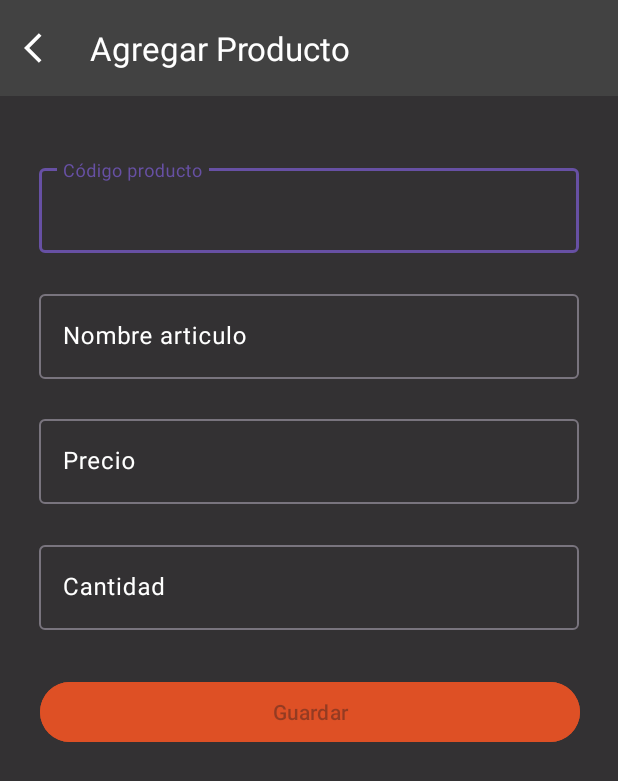
After one commit to DSMovil/equipo3inventory, an Android app: the layout layout_agregar.xml on its own in the app's theme, with its tools: preview values and no code run, on a phone screen of 412 x 824 dp. The commit adds this screen. Shown: the top 781 px of the screen. Run offline under Robolectric (Android 15) with nearby library versions, the phone set to English and light mode, and no system bars.

Commit message:
adición provisional a ventana agregar producto

```diff
--- a/app/src/main/AndroidManifest.xml
+++ b/app/src/main/AndroidManifest.xml
@@ -1,7 +1,8 @@
 <?xml version="1.0" encoding="utf-8"?>
 <manifest xmlns:android="http://schemas.android.com/apk/res/android"
     xmlns:tools="http://schemas.android.com/tools">
-    <uses-permission android:name="android.permission.INTERNET"></uses-permission>
+
+    <uses-permission android:name="android.permission.INTERNET" />
 
     <application
         android:allowBackup="true"
@@ -13,6 +14,9 @@
         android:supportsRtl="true"
         android:theme="@style/Theme.InventoryApp"
         tools:targetApi="31">
+        <activity
+            android:name=".view.Agregar"
+            android:exported="false" />
         <activity
             android:name=".view.Login"
             android:exported="true">
--- /dev/null
+++ b/app/src/main/java/com/example/inventoryapp/view/Agregar.kt
@@ -0,0 +1,42 @@
+package com.example.inventoryapp.view
+
+import android.content.Intent
+import androidx.appcompat.app.AppCompatActivity
+import android.os.Bundle
+import androidx.activity.OnBackPressedCallback
+import com.example.inventoryapp.R
+import com.example.inventoryapp.databinding.ActivityAgregarBinding
+import com.example.inventoryapp.databinding.ActivityLoginBinding
+import com.example.inventoryapp.databinding.ActivityMainBinding
+
+class Agregar : AppCompatActivity() {
+    private lateinit var binding: ActivityAgregarBinding
+    override fun onCreate(savedInstanceState: Bundle?) {
+        super.onCreate(savedInstanceState)
+        setContentView(R.layout.activity_agregar)
+
+
+        //se utiliza viewbinding
+        binding = ActivityAgregarBinding.inflate(layoutInflater)
+        setContentView(binding.root)
+
+        binding.toolbarElementos.setNavigationOnClickListener {
+            val intent = Intent(this@Agregar, MainActivity::class.java)
+            startActivity(intent)
+            finish()
+        }
+
+        onBackPressedDispatcher.addCallback(this, object : OnBackPressedCallback(true){
+            override fun handleOnBackPressed() {
+                val intent = Intent(this@Agregar, MainActivity::class.java)
+                startActivity(intent)
+                finish()
+            }
+
+
+        })
+
+
+
+    }
+}
--- a/app/src/main/java/com/example/inventoryapp/view/MainActivity.kt
+++ b/app/src/main/java/com/example/inventoryapp/view/MainActivity.kt
@@ -4,6 +4,7 @@ import android.content.Context
 import android.content.Intent
 import androidx.appcompat.app.AppCompatActivity
 import android.os.Bundle
+import androidx.fragment.app.Fragment
 import com.example.inventoryapp.R
 import com.example.inventoryapp.databinding.ActivityLoginBinding
 import com.example.inventoryapp.databinding.ActivityMainBinding
@@ -31,5 +32,22 @@ class MainActivity : AppCompatActivity() {
             editor.clear()
             editor.apply()
         }
+
+        binding.btnAgregar.setOnClickListener{
+
+            val intent = Intent(this@MainActivity, Agregar::class.java)
+            startActivity(intent)
+            finish()
+
+        }
     }
+/*
+    private fun cambiarFragment(fragment : Fragment) {
+        val fragmentManager = supportFragmentManager
+        val fragmentTransaction = fragmentManager.beginTransaction()
+        fragmentTransaction.replace(R.id.fragmentContainer,fragment)
+        fragmentTransaction.commit()
+    }
+
+ */
 }
--- a/app/src/main/res/layout/fragment_agregar.xml
+++ b/app/src/main/res/layout/activity_agregar.xml
@@ -8,7 +8,7 @@
 
 
     <com.google.android.material.appbar.AppBarLayout
-        android:id="@+id/appBarLayout"
+        android:id="@+id/barraLayout"
         android:layout_width="match_parent"
         android:layout_height="wrap_content"
         app:layout_constraintEnd_toEndOf="parent"
@@ -16,6 +16,7 @@
         app:layout_constraintTop_toTopOf="parent">
 
         <com.google.android.material.appbar.MaterialToolbar
+            android:id="@+id/toolbarElementos"
             android:layout_width="match_parent"
             android:layout_height="?attr/actionBarSize"
             android:background="@color/darkgray"
@@ -129,14 +130,15 @@
         android:id="@+id/btnGuardar"
         android:layout_width="360dp"
         android:layout_height="48dp"
-        android:text="Guardar"
         android:backgroundTint="@color/orange"
         android:enabled="false"
+        android:text="Guardar"
         app:layout_constraintBottom_toBottomOf="parent"
         app:layout_constraintEnd_toEndOf="parent"
+        app:layout_constraintHorizontal_bias="0.509"
         app:layout_constraintStart_toStartOf="parent"
-        app:layout_constraintTop_toTopOf="@+id/appBarLayout"
-        app:layout_constraintVertical_bias="0.58" />
+        app:layout_constraintTop_toTopOf="parent"
+        app:layout_constraintVertical_bias="0.581" />
 
 
 </androidx.constraintlayout.widget.ConstraintLayout>
--- a/app/src/main/res/layout/activity_main.xml
+++ b/app/src/main/res/layout/activity_main.xml
@@ -6,6 +6,12 @@
     android:layout_height="match_parent"
     android:background="@color/black"
     tools:context=".view.MainActivity">
+
+    <androidx.fragment.app.FragmentContainerView
+        android:layout_width="match_parent"
+        android:layout_height="match_parent"
+        android:id="@+id/fragmentContainer">
+    </androidx.fragment.app.FragmentContainerView>
 
     <androidx.appcompat.widget.Toolbar
         android:id="@+id/toolbar"
@@ -46,7 +52,7 @@
         app:layout_constraintVertical_bias="0.6" />
 
     <ImageView
-        android:id="@+id/agregar"
+        android:id="@+id/btnAgregar"
         android:layout_width="75dp"
         android:layout_height="75dp"
         android:src="@drawable/add"
--- /dev/null
+++ b/app/src/main/res/layout/layout_agregar.xml
@@ -0,0 +1,144 @@
+<?xml version="1.0" encoding="utf-8"?>
+<androidx.constraintlayout.widget.ConstraintLayout xmlns:android="http://schemas.android.com/apk/res/android"
+    xmlns:app="http://schemas.android.com/apk/res-auto"
+    xmlns:tools="http://schemas.android.com/tools"
+    android:layout_width="match_parent"
+    android:layout_height="match_parent"
+    android:background="@color/black">
+
+
+    <com.google.android.material.appbar.AppBarLayout
+        android:id="@+id/barraLayout"
+        android:layout_width="match_parent"
+        android:layout_height="wrap_content"
+        app:layout_constraintEnd_toEndOf="parent"
+        app:layout_constraintStart_toStartOf="parent"
+        app:layout_constraintTop_toTopOf="parent">
+
+        <com.google.android.material.appbar.MaterialToolbar
+            android:id="@+id/toolbarElementos"
+            android:layout_width="match_parent"
+            android:layout_height="?attr/actionBarSize"
+            android:background="@color/darkgray"
+            app:navigationIcon="@drawable/baseline_arrow_back_ios_24"
+            app:title="Agregar Producto"
+            app:titleTextColor="@color/white">
+
+        </com.google.android.material.appbar.MaterialToolbar>
+    </com.google.android.material.appbar.AppBarLayout>
+
+
+    <!-- campo codigo -->
+    <com.google.android.material.textfield.TextInputLayout
+        android:id="@+id/codigoLayout"
+        android:layout_width="360dp"
+        android:layout_height="wrap_content"
+        android:layout_marginStart="32dp"
+        android:layout_marginEnd="32dp"
+        android:hint="Código producto"
+        android:textColorHint="@color/white"
+        app:layout_constraintBottom_toBottomOf="parent"
+        app:layout_constraintEnd_toEndOf="parent"
+        app:layout_constraintStart_toStartOf="parent"
+        app:layout_constraintTop_toTopOf="parent"
+        app:layout_constraintVertical_bias="0.14">
+
+        <com.google.android.material.textfield.TextInputEditText
+            android:id="@+id/codigoText"
+            android:layout_width="match_parent"
+            android:layout_height="wrap_content"
+            android:inputType="number"
+            android:maxLength="4"
+            android:textColor="@color/white" />
+    </com.google.android.material.textfield.TextInputLayout>
+
+    <!-- campo articulo -->
+    <com.google.android.material.textfield.TextInputLayout
+        android:id="@+id/articuloLayout"
+        android:layout_width="360dp"
+        android:layout_height="wrap_content"
+        android:layout_marginStart="32dp"
+        android:layout_marginEnd="32dp"
+        android:hint="Nombre articulo"
+        android:textColorHint="@color/white"
+        app:layout_constraintBottom_toBottomOf="parent"
+        app:layout_constraintEnd_toEndOf="parent"
+        app:layout_constraintStart_toStartOf="parent"
+        app:layout_constraintTop_toTopOf="parent"
+        app:layout_constraintVertical_bias="0.25">
+
+        <com.google.android.material.textfield.TextInputEditText
+            android:id="@+id/articuloText"
+            android:layout_width="match_parent"
+            android:layout_height="wrap_content"
+            android:inputType="text"
+            android:maxLength="40"
+            android:textColor="@color/white" />
+    </com.google.android.material.textfield.TextInputLayout>
+
+    <!-- campo precio -->
+    <com.google.android.material.textfield.TextInputLayout
+        android:id="@+id/precioLayout"
+        android:layout_width="360dp"
+        android:layout_height="wrap_content"
+        android:layout_marginStart="32dp"
+        android:layout_marginEnd="32dp"
+        android:hint="Precio"
+        android:textColorHint="@color/white"
+        app:layout_constraintBottom_toBottomOf="parent"
+        app:layout_constraintEnd_toEndOf="parent"
+        app:layout_constraintStart_toStartOf="parent"
+        app:layout_constraintTop_toTopOf="parent"
+        app:layout_constraintVertical_bias="0.36">
+
+        <com.google.android.material.textfield.TextInputEditText
+            android:id="@+id/precioTexto"
+            android:layout_width="match_parent"
+            android:layout_height="wrap_content"
+            android:inputType="number"
+            android:maxLength="20"
+            android:textColor="@color/white" />
+    </com.google.android.material.textfield.TextInputLayout>
+
+    <!-- campo cantidad -->
+    <com.google.android.material.textfield.TextInputLayout
+        android:id="@+id/cantidadLayout"
+        android:layout_width="360dp"
+        android:layout_height="wrap_content"
+        android:layout_marginStart="32dp"
+        android:layout_marginEnd="32dp"
+        android:hint="Cantidad"
+        android:textColorHint="@color/white"
+        app:layout_constraintBottom_toBottomOf="parent"
+        app:layout_constraintEnd_toEndOf="parent"
+        app:layout_constraintStart_toStartOf="parent"
+        app:layout_constraintTop_toTopOf="parent"
+        app:layout_constraintVertical_bias="0.47
+">
+
+        <com.google.android.material.textfield.TextInputEditText
+            android:id="@+id/cantidadText"
+            android:layout_width="match_parent"
+            android:layout_height="wrap_content"
+            android:inputType="number"
+            android:maxLength="4"
+            android:textColor="@color/white" />
+    </com.google.android.material.textfield.TextInputLayout>
+
+    <!-- boton guardar -->
+    <Button
+        android:id="@+id/btnGuardar"
+        android:layout_width="360dp"
+        android:layout_height="48dp"
+        android:backgroundTint="@color/orange"
+        android:enabled="false"
+        android:text="Guardar"
+        app:layout_constraintBottom_toBottomOf="parent"
+        app:layout_constraintEnd_toEndOf="parent"
+        app:layout_constraintHorizontal_bias="0.509"
+        app:layout_constraintStart_toStartOf="parent"
+        app:layout_constraintTop_toTopOf="parent"
+        app:layout_constraintVertical_bias="0.581" />
+
+
+</androidx.constraintlayout.widget.ConstraintLayout>
```
